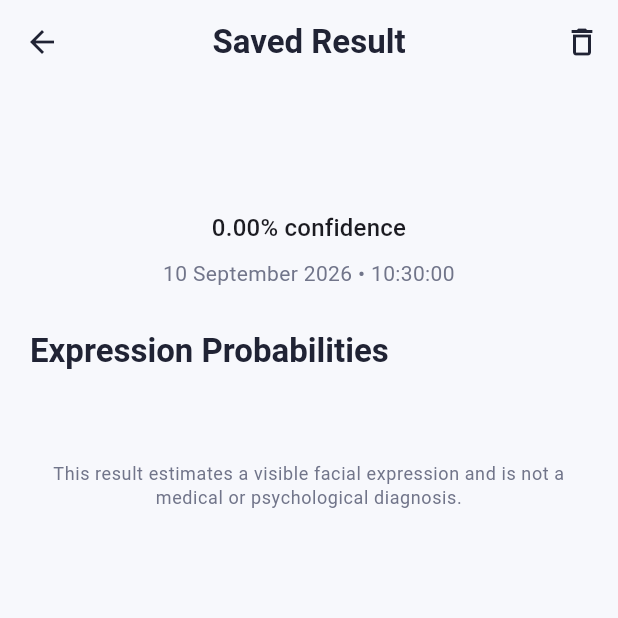
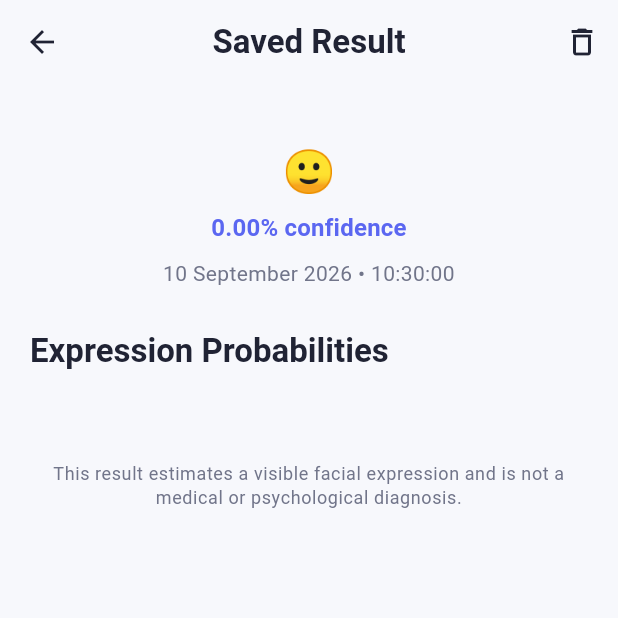
Before and after one commit to ismail-omar/facial-expression-recognition, a Flutter app: the ResultDetailsScreen screen opened directly with empty values, on a phone screen of 412 x 824 dp, the top half of it. Run offline on Flutter 3.47's test engine with Material 3 defaults, Android fonts, the phone set to English and light mode, and no system bars; our stand-ins replace camera, image_picker, sqflite; missing offline and left inert: google_mlkit_face_detection, tflite_flutter; accounts and stored records are empty.

Commit message:
[Add expression emojis and colors and improve result UI

```diff
--- a/lib/screens/result_details_screen.dart
+++ b/lib/screens/result_details_screen.dart
@@ -8,6 +8,7 @@ import '../services/database_service.dart';
 import '../services/image_storage_service.dart';
 import '../utils/constants.dart';
 import '../widgets/expression_probability_bar.dart';
+import '../utils/expression_ui.dart';
 
 class ResultDetailsScreen
     extends StatefulWidget {
@@ -144,6 +145,11 @@ class _ResultDetailsScreenState
       'dd MMMM yyyy • HH:mm:ss',
     ).format(widget.result.createdAt);
 
+    final Color expressionColor =
+        ExpressionUi.color(
+      widget.result.predictedExpression,
+    );
+
     return Scaffold(
       appBar: AppBar(
         title: const Text(
@@ -189,25 +195,29 @@ class _ResultDetailsScreenState
               ),
             const SizedBox(height: 20),
             Text(
-              _formatExpression(
-                widget.result
-                    .predictedExpression,
+              ExpressionUi.label(
+                widget.result.predictedExpression,
               ),
               textAlign: TextAlign.center,
               style: Theme.of(context)
                   .textTheme
                   .headlineMedium
                   ?.copyWith(
-                    color: AppColors.primary,
+                      color: expressionColor,
+                      fontWeight: FontWeight.bold,
                   ),
-            ),
+              ),
             const SizedBox(height: 8),
             Text(
               '${(widget.result.confidence * 100).toStringAsFixed(2)}% confidence',
               textAlign: TextAlign.center,
               style: Theme.of(context)
                   .textTheme
-                  .titleMedium,
+                  .titleMedium
+                  ?.copyWith(
+                    color: expressionColor,
+                    fontWeight: FontWeight.w600,
+                  ),
             ),
             const SizedBox(height: 8),
             Text(
@@ -273,13 +283,4 @@ class _ResultDetailsScreenState
       ),
     );
   }
-
-  String _formatExpression(String value) {
-    if (value.isEmpty) {
-      return value;
-    }
-
-    return value[0].toUpperCase() +
-        value.substring(1).toLowerCase();
-  }
 }
--- /dev/null
+++ b/lib/utils/expression_ui.dart
@@ -0,0 +1,59 @@
+import 'package:flutter/material.dart';
+
+abstract final class ExpressionUi {
+  static const Map<String, String> _emoji = {
+    'angry': '😠',
+    'disgust': '🤢',
+    'fear': '😨',
+    'happy': '😄',
+    'neutral': '😐',
+    'sad': '😢',
+    'surprise': '😲',
+  };
+
+  static const Map<String, Color> _colors = {
+    'angry': Color(0xFFE5484D),
+    'disgust': Color(0xFF43A047),
+    'fear': Color(0xFF673AB7),
+    'happy': Color(0xFFFFB300),
+    'neutral': Color(0xFF607D8B),
+    'sad': Color(0xFF3F7BD9),
+    'surprise': Color(0xFF9C6ADE),
+  };
+
+  static String emoji(String expression) {
+    return _emoji[expression.toLowerCase()] ?? '🙂';
+  }
+
+  static Color color(String expression) {
+    return _colors[expression.toLowerCase()] ??
+        const Color(0xFF5B67F1);
+  }
+
+  static Color backgroundColor(
+    String expression, {
+    double opacity = 0.12,
+  }) {
+    return color(
+      expression,
+    ).withValues(
+      alpha: opacity,
+    );
+  }
+
+  static String name(String expression) {
+    if (expression.isEmpty) {
+      return expression;
+    }
+
+    final String normalized =
+        expression.toLowerCase();
+
+    return normalized[0].toUpperCase() +
+        normalized.substring(1);
+  }
+
+  static String label(String expression) {
+    return '${emoji(expression)} ${name(expression)}';
+  }
+}
```
Also changed, not shown: lib/screens/home_screen.dart (+14 -17 lines), lib/screens/result_screen.dart (+85 -95 lines), lib/widgets/expression_probability_bar.dart (+6 -16 lines), lib/widgets/saved_result_card.dart (+25 -18 lines), lib/widgets/statistics_card.dart (+5 -3 lines).
